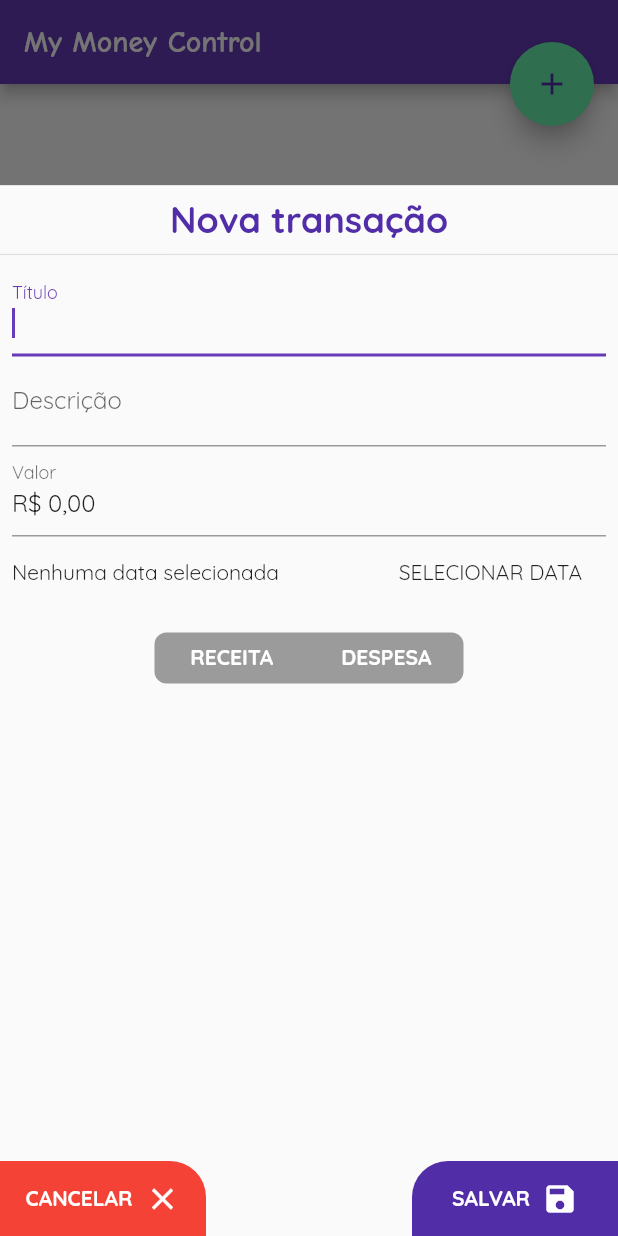
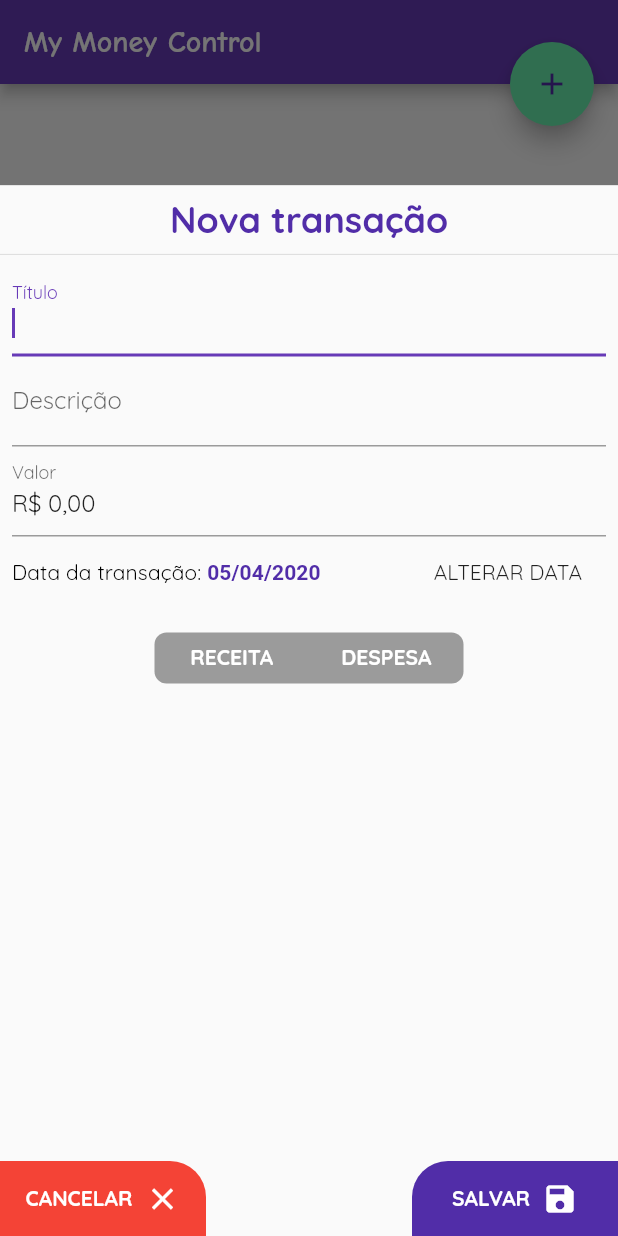
Before and after one commit to luizjacomn/flutter-cod3r, a Flutter app: the screen it shows after launch, after a tap on the "add" icon, on a phone screen of 412 x 824 dp. Run offline on Flutter 3.47's test engine with Material 2 defaults, Android fonts, the phone set to English and light mode, and no system bars; our stand-ins replace animate_do, flutter_masked_text.

Commit message:
Correção selecionar tipo; Exibir 0.0 quando % isNaN

```diff
--- a/my_money_control/lib/pages/home_page.dart
+++ b/my_money_control/lib/pages/home_page.dart
@@ -20,7 +20,7 @@ class HomePage extends StatefulWidget {
 class _HomePageState extends State<HomePage> {
   final _recentsNumber = 7;
 
-  final _transactions = [];
+  final List<Transaction> _transactions = [];
 
   _addTransaction(Transaction transaction) {
     setState(() {
@@ -47,7 +47,11 @@ class _HomePageState extends State<HomePage> {
   @override
   Widget build(BuildContext context) {
     final size = MediaQuery.of(context).size;
-    _transactions.sort();
+
+    if (_transactions.isNotEmpty) {
+      _transactions.sort();
+    }
+
     return Scaffold(
       appBar: AppBar(
         title: FadeInLeft(
--- a/my_money_control/lib/widgets/chart_bar.dart
+++ b/my_money_control/lib/widgets/chart_bar.dart
@@ -105,7 +105,7 @@ class ChartBar extends StatelessWidget {
                             quarterTurns: 3,
                             child: Center(
                               child: Text(
-                                '${Format.percentFormat(transactionChartVO.percentageIn)}',
+                                '${Format.percentFormat(transactionChartVO.percentageIn, needMultiplyByHundred: true)}',
                                 style: TextStyle(
                                   color: Colors.white,
                                   shadows: [
@@ -129,7 +129,7 @@ class ChartBar extends StatelessWidget {
                             quarterTurns: 3,
                             child: Center(
                               child: Text(
-                                '${Format.percentFormat(transactionChartVO.percentageOut)}',
+                                '${Format.percentFormat(transactionChartVO.percentageOut, needMultiplyByHundred: true)}',
                                 style: TextStyle(
                                   color: Colors.white,
                                   shadows: [
--- a/my_money_control/lib/widgets/transaction_form.dart
+++ b/my_money_control/lib/widgets/transaction_form.dart
@@ -32,7 +32,7 @@ class _TransactionFormState extends State<TransactionForm> {
     initialValue: 0.0,
   );
   final _formKey = GlobalKey<FormState>();
-  DateTime _selectedDate;
+  DateTime _selectedDate = DateTime.now();
   TransactionType _selectedType;
 
   @override
@@ -112,14 +112,27 @@ class _TransactionFormState extends State<TransactionForm> {
             Row(
               children: <Widget>[
                 Expanded(
-                  child: Text(
-                    _selectedDate == null
-                        ? 'Nenhuma data selecionada'
-                        : 'Data selecionada: ${DateFormat('dd/MM/y').format(_selectedDate)}',
+                  child: _selectedDate == null
+                      ? Text('Nenhuma data selecionada')
+                      : RichText(
+                          text: TextSpan(
+                            text: 'Data da transação: ',
+                            style: Theme.of(context).textTheme.subtitle,
+                            children: <InlineSpan>[
+                              TextSpan(
+                                text:
+                                    '${DateFormat('dd/MM/y').format(_selectedDate)}',
+                                style: boldTextStyle.copyWith(
+                                  color: Theme.of(context).primaryColorDark,
                                 ),
                               ),
-                FlatButton(
-                  child: Text('Selecionar data'.toUpperCase()),
+                            ],
+                          ),
+                        ),
+                ),
+                FittedBox(
+                  child: FlatButton(
+                    child: Text('alterar data'.toUpperCase()),
                     onPressed: () {
                       showDatePicker(
                         context: context,
@@ -137,6 +150,7 @@ class _TransactionFormState extends State<TransactionForm> {
                       });
                     },
                   ),
+                ),
               ],
             ),
             Padding(
@@ -144,7 +158,7 @@ class _TransactionFormState extends State<TransactionForm> {
               child: TransactionTypeSelector(
                 context: context,
                 mainAxisAlignment: MainAxisAlignment.center,
-                initialValue: null,
+                initialValue: _selectedType,
                 validator: (type) {
                   return type == null
                       ? 'Deve selecionar o tipo da transação'
```
Also changed, not shown: my_money_control/lib/models/transaction_chart_vo.dart (+16 -2 lines). Lines whose indentation alone changed are shown as unchanged.
